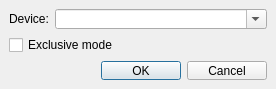
Above: qmmp/src/plugins/Output/wasapi/settingsdialog.ui from Greedysky/TTKMusicPlayer before the change. Below: the same form after it.
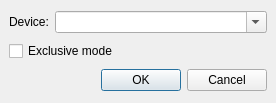
That is the form after the change.

```diff
--- a/qmmp/src/plugins/Output/wasapi/settingsdialog.ui
+++ b/qmmp/src/plugins/Output/wasapi/settingsdialog.ui
@@ -7,19 +7,19 @@
     <x>0</x>
     <y>0</y>
     <width>276</width>
-    <height>89</height>
+    <height>103</height>
    </rect>
   </property>
   <property name="minimumSize">
    <size>
-    <width>0</width>
-    <height>89</height>
+    <width>276</width>
+    <height>103</height>
    </size>
   </property>
   <property name="maximumSize">
    <size>
-    <width>16777215</width>
-    <height>89</height>
+    <width>276</width>
+    <height>103</height>
    </size>
   </property>
   <property name="windowTitle">
```
